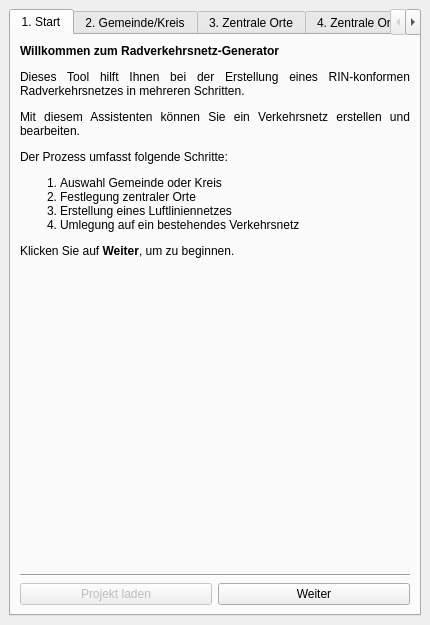
Before: the Qt Designer form visionvelo_digirad_dockwidget.ui in ohrie/DigiRad, drawn with Qt 5.
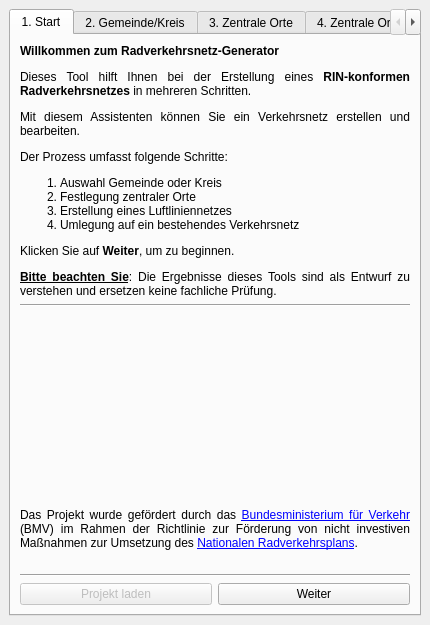
After: the same form once the commit is applied. The open tabs and pages were chosen to show the change. Icons and pictures are not drawn. Custom widgets are drawn as their Qt base class.

```diff
--- a/visionvelo_digirad_dockwidget.ui
+++ b/visionvelo_digirad_dockwidget.ui
@@ -40,7 +40,7 @@
         <item>
          <widget class="QLabel" name="welcomeInfoLabel">
           <property name="text">
-           <string>&lt;html&gt;&lt;head/&gt;&lt;body&gt;&lt;p align=&quot;justify&quot;&gt;&lt;span style=&quot; font-weight:600;&quot;&gt;Willkommen zum Radverkehrsnetz-Generator&lt;/span&gt;&lt;/p&gt;&lt;p align=&quot;justify&quot;&gt;Dieses Tool hilft Ihnen bei der Erstellung eines RIN-konformen Radverkehrsnetzes in mehreren Schritten.&lt;/p&gt;&lt;p align=&quot;justify&quot;&gt;Mit diesem Assistenten können Sie ein Verkehrsnetz erstellen und bearbeiten.&lt;/p&gt;&lt;p align=&quot;justify&quot;&gt;Der Prozess umfasst folgende Schritte:&lt;/p&gt;&lt;ol style=&quot;margin-top: 0px; margin-bottom: 0px; margin-left: 0px; margin-right: 0px; -qt-list-indent: 1;&quot;&gt;&lt;li align=&quot;justify&quot; style=&quot; margin-top:12px; margin-bottom:0px; margin-left:0px; margin-right:0px; -qt-block-indent:0; text-indent:0px;&quot;&gt;Auswahl Gemeinde oder Kreis&lt;/li&gt;&lt;li align=&quot;justify&quot; style=&quot; margin-top:0px; margin-bottom:0px; margin-left:0px; margin-right:0px; -qt-block-indent:0; text-indent:0px;&quot;&gt;Festlegung zentraler Orte&lt;/li&gt;&lt;li align=&quot;justify&quot; style=&quot; margin-top:0px; margin-bottom:0px; margin-left:0px; margin-right:0px; -qt-block-indent:0; text-indent:0px;&quot;&gt;Erstellung eines Luftliniennetzes&lt;/li&gt;&lt;li align=&quot;justify&quot; style=&quot; margin-top:0px; margin-bottom:12px; margin-left:0px; margin-right:0px; -qt-block-indent:0; text-indent:0px;&quot;&gt;Umlegung auf ein bestehendes Verkehrsnetz&lt;/li&gt;&lt;/ol&gt;&lt;p align=&quot;justify&quot;&gt;Klicken Sie auf &lt;span style=&quot; font-weight:600;&quot;&gt;Weiter&lt;/span&gt;, um zu beginnen.&lt;/p&gt;&lt;/body&gt;&lt;/html&gt;</string>
+           <string>&lt;html&gt;&lt;head/&gt;&lt;body&gt;&lt;p align=&quot;justify&quot;&gt;&lt;span style=&quot; font-weight:600;&quot;&gt;Willkommen zum Radverkehrsnetz-Generator&lt;/span&gt;&lt;/p&gt;&lt;p align=&quot;justify&quot;&gt;Dieses Tool hilft Ihnen bei der Erstellung eines &lt;span style=&quot; font-weight:600;&quot;&gt;RIN-konformen Radverkehrsnetzes&lt;/span&gt; in mehreren Schritten.&lt;/p&gt;&lt;p align=&quot;justify&quot;&gt;Mit diesem Assistenten können Sie ein Verkehrsnetz erstellen und bearbeiten.&lt;/p&gt;&lt;p align=&quot;justify&quot;&gt;Der Prozess umfasst folgende Schritte:&lt;/p&gt;&lt;ol style=&quot;margin-top: 0px; margin-bottom: 0px; margin-left: 0px; margin-right: 0px; -qt-list-indent: 1;&quot;&gt;&lt;li align=&quot;justify&quot; style=&quot; margin-top:12px; margin-bottom:0px; margin-left:0px; margin-right:0px; -qt-block-indent:0; text-indent:0px;&quot;&gt;Auswahl Gemeinde oder Kreis&lt;/li&gt;&lt;li align=&quot;justify&quot; style=&quot; margin-top:0px; margin-bottom:0px; margin-left:0px; margin-right:0px; -qt-block-indent:0; text-indent:0px;&quot;&gt;Festlegung zentraler Orte&lt;/li&gt;&lt;li align=&quot;justify&quot; style=&quot; margin-top:0px; margin-bottom:0px; margin-left:0px; margin-right:0px; -qt-block-indent:0; text-indent:0px;&quot;&gt;Erstellung eines Luftliniennetzes&lt;/li&gt;&lt;li align=&quot;justify&quot; style=&quot; margin-top:0px; margin-bottom:12px; margin-left:0px; margin-right:0px; -qt-block-indent:0; text-indent:0px;&quot;&gt;Umlegung auf ein bestehendes Verkehrsnetz&lt;/li&gt;&lt;/ol&gt;&lt;p align=&quot;justify&quot;&gt;Klicken Sie auf &lt;span style=&quot; font-weight:600;&quot;&gt;Weiter&lt;/span&gt;, um zu beginnen.&lt;/p&gt;&lt;p align=&quot;justify&quot;&gt;&lt;span style=&quot; font-weight:600; text-decoration: underline;&quot;&gt;Bitte beachten Sie&lt;/span&gt;: Die Ergebnisse dieses Tools sind als Entwurf zu verstehen und ersetzen keine fachliche Prüfung.&lt;/p&gt;&lt;/body&gt;&lt;/html&gt;</string>
           </property>
           <property name="textFormat">
            <enum>Qt::RichText</enum>
@@ -53,6 +53,15 @@
           </property>
          </widget>
         </item>
+        <item>
+         <widget class="Line" name="line_19">
+          <property name="orientation">
+           <enum>Qt::Horizontal</enum>
+          </property>
+         </widget>
+        </item>
+        <item>
+         <layout class="QVBoxLayout" name="verticalLayout_16">
         <item>
          <spacer name="verticalSpacer">
           <property name="orientation">
@@ -67,6 +76,30 @@
          </spacer>
         </item>
         <item>
+           <widget class="QLabel" name="label_15">
+            <property name="maximumSize">
+             <size>
+              <width>16777215</width>
+              <height>16777215</height>
+             </size>
+            </property>
+            <property name="text">
+             <string>&lt;html&gt;&lt;head/&gt;&lt;body&gt;&lt;p align=&quot;justify&quot;&gt;Das Projekt wurde gefördert durch das &lt;a href=&quot;https://www.bmv.de/DE/Home/home.html&quot;&gt;&lt;span style=&quot; text-decoration: underline; color:#0000ff;&quot;&gt;Bundesministerium für Verkehr&lt;/span&gt;&lt;/a&gt; (BMV) im Rahmen der Richtlinie zur Förderung von nicht investiven Maßnahmen zur Umsetzung des &lt;a href=&quot;https://www.bmv.de/SharedDocs/DE/Artikel/StV/Radverkehr/nationaler-radverkehrsplan-3-0.html&quot;&gt;&lt;span style=&quot; text-decoration: underline; color:#0000ff;&quot;&gt;Nationalen Radverkehrsplans&lt;/span&gt;&lt;/a&gt;.&lt;/p&gt;&lt;table border=&quot;0&quot; style=&quot; margin-top:0px; margin-bottom:0px; margin-left:0px; margin-right:0px;&quot; cellspacing=&quot;2&quot; cellpadding=&quot;0&quot;&gt;&lt;tr&gt;&lt;td style=&quot; vertical-align:middle;&quot;&gt;&lt;p&gt;&lt;img src=&quot;:/bmv/res/bmv_resize_trans.png&quot; style=&quot;vertical-align: middle;&quot;/&gt;&lt;/p&gt;&lt;/td&gt;&lt;td style=&quot; vertical-align:middle;&quot;&gt;&lt;p&gt;&lt;img src=&quot;:/nicht_investiv/res/nicht_investiv.png&quot; style=&quot;vertical-align: middle;&quot;/&gt;&lt;/p&gt;&lt;/td&gt;&lt;/tr&gt;&lt;/table&gt;&lt;/body&gt;&lt;/html&gt;</string>
+            </property>
+            <property name="textFormat">
+             <enum>Qt::RichText</enum>
+            </property>
+            <property name="scaledContents">
+             <bool>false</bool>
+            </property>
+            <property name="wordWrap">
+             <bool>true</bool>
+            </property>
+           </widget>
+          </item>
+         </layout>
+        </item>
+        <item>
          <widget class="Line" name="line">
           <property name="orientation">
            <enum>Qt::Horizontal</enum>
```
Left out of the diff: 8 changed lines with no effect on the pictures. Lines whose indentation alone changed are shown as unchanged.
